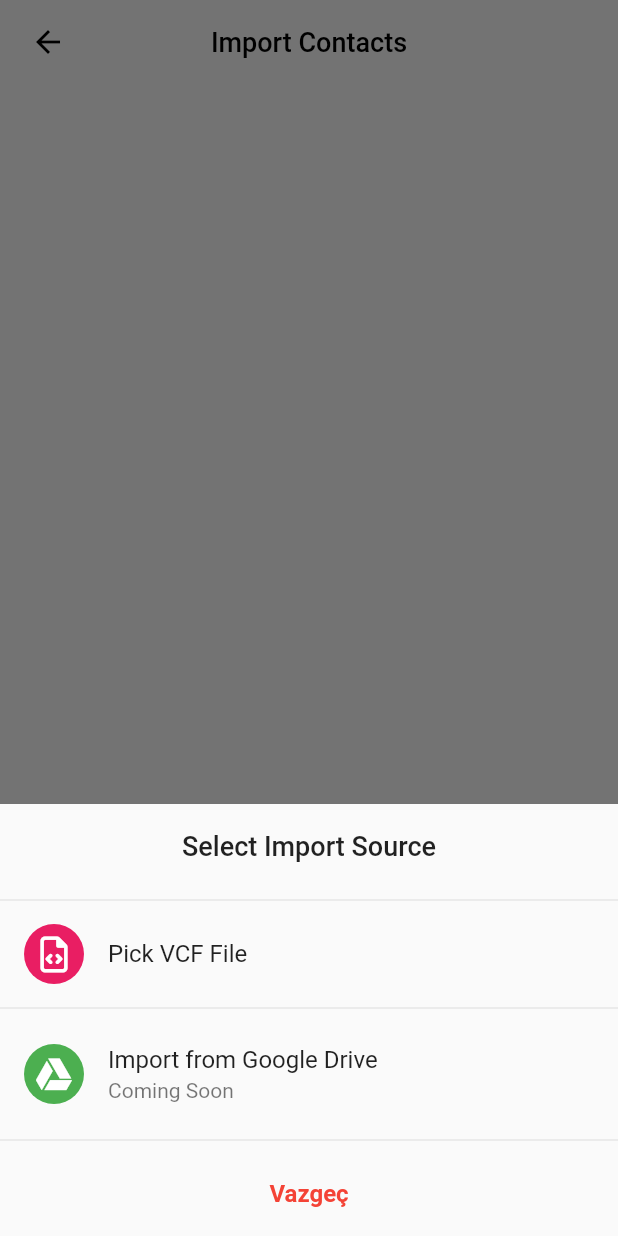
After one commit to ozyildirim/contact_manager, a Flutter app: the screen it shows after launch, after a tap on "Import", on a phone screen of 412 x 824 dp. The commit adds this screen. Run offline on Flutter 3.47's test engine with Material 2 defaults, Android fonts, the phone set to English and light mode, and no system bars; our stand-ins replace file_picker, flutter_contacts, fluttertoast, font_awesome_flutter, get_it, share and 1 more; project files that could hold a hidden picture were left out.

Commit message:
added import feature

```diff
--- a/lib/core/providers/contact_provider.dart
+++ b/lib/core/providers/contact_provider.dart
@@ -1,5 +1,6 @@
 import 'dart:developer';
 
+import 'package:contact_manager/core/services/contact_service.dart';
 import 'package:flutter/material.dart';
 import 'package:flutter_contacts/contact.dart';
 import 'package:flutter_contacts/flutter_contacts.dart';
@@ -9,6 +10,7 @@ enum ViewState { Ideal, Busy }
 
 class ContactProvider with ChangeNotifier {
   ViewState state = ViewState.Ideal;
+  ContactService contactService = ContactService();
 
   List<Contact>? contacts;
 
@@ -37,4 +39,15 @@ class ContactProvider with ChangeNotifier {
       changeViewState(ViewState.Ideal);
     }
   }
+
+  Future<void> addContacts(List<Contact> contacts) async {
+    try {
+      changeViewState(ViewState.Busy);
+      contactService.addContacts(contacts);
+    } catch (e) {
+      log(e.toString());
+    } finally {
+      changeViewState(ViewState.Ideal);
+    }
+  }
 }
--- a/lib/core/services/contact_service.dart
+++ b/lib/core/services/contact_service.dart
@@ -30,4 +30,14 @@ class ContactService {
       log(e.toString());
     }
   }
+
+  Future<void> addContacts(List<Contact> contacts) async {
+    try {
+      await Future.forEach(
+          contacts, (element) => FlutterContacts.insertContact(element));
+    } catch (e) {
+      Fluttertoast.showToast(msg: e.toString());
+      log(e.toString());
+    }
+  }
 }
--- a/lib/screens/home_page.dart
+++ b/lib/screens/home_page.dart
@@ -1,3 +1,4 @@
+import 'package:contact_manager/screens/import_contacts_page.dart';
 import 'package:contact_manager/widgets/home_menu_button.dart';
 import 'package:contact_manager/screens/manage_contacts_page.dart';
 import 'package:flutter/material.dart';
@@ -19,13 +20,13 @@ class HomePage extends StatelessWidget {
             children: [
               SizedBox(
                 height: size.height * 0.4,
-                child: Center(
+                child: const Center(
                   child: Text(
                     "Contact Manager\nPro",
                     style: TextStyle(
-                      fontWeight: FontWeight.bold,
-                      fontSize: 34,
-                    ),
+                        fontWeight: FontWeight.bold,
+                        fontSize: 34,
+                        color: Colors.white),
                   ),
                 ),
               ),
@@ -55,7 +56,17 @@ class HomePage extends StatelessWidget {
                       HomeMenuButton(
                           title: "Sync", callback: () {}, icon: Icons.backup),
                       HomeMenuButton(
-                          title: "Export", callback: () {}, icon: Icons.backup),
+                          title: "Import",
+                          callback: () {
+                            Navigator.push(
+                              context,
+                              MaterialPageRoute(
+                                builder: (context) =>
+                                    const ImportContactsPage(),
+                              ),
+                            );
+                          },
+                          icon: Icons.backup),
                     ],
                   ),
                 ),
--- /dev/null
+++ b/lib/screens/import_contacts_page.dart
@@ -0,0 +1,258 @@
+import 'dart:developer';
+import 'dart:io';
+
+import 'package:file_picker/file_picker.dart';
+import 'package:flutter/cupertino.dart';
+import 'package:flutter/material.dart';
+import 'package:flutter_contacts/flutter_contacts.dart';
+import 'package:flutter_contacts/vcard.dart';
+import 'package:fluttertoast/fluttertoast.dart';
+import 'package:font_awesome_flutter/font_awesome_flutter.dart';
+
+import '../widgets/contact_avatar_widget.dart';
+
+class ImportContactsPage extends StatefulWidget {
+  const ImportContactsPage({super.key});
+
+  @override
+  State<ImportContactsPage> createState() => _ImportContactsPageState();
+}
+
+class _ImportContactsPageState extends State<ImportContactsPage> {
+  bool isSelectionMode = false;
+
+  List<Contact>? fetchedContacts;
+  List<Contact> selectedContacts = [];
+
+  @override
+  void initState() {
+    super.initState();
+    selectedContacts.clear();
+    Future.delayed(const Duration(milliseconds: 500), showImportSourceDialog);
+  }
+
+  get isSelectedAll {
+    return selectedContacts.length == fetchedContacts!.length;
+  }
+
+  @override
+  Widget build(BuildContext context) {
+    return Scaffold(
+      appBar: AppBar(
+        titleSpacing: 0,
+        leading: leadingActionButton,
+        leadingWidth: 64,
+        title: Text((selectedContacts.isNotEmpty)
+            ? "${selectedContacts.length} Contact Selected"
+            : "Import Contacts"),
+        actions: [actionButton],
+      ),
+      body: Container(
+        child: fetchedContacts != null && fetchedContacts!.isNotEmpty
+            ? ListView.builder(
+                itemCount: fetchedContacts!.length + 1,
+                itemBuilder: ((context, index) {
+                  if (index == 0) {
+                    if (isSelectionMode) {
+                      return ListTile(
+                        title: Text(
+                          isSelectedAll ? "Unselect All" : "Select All",
+                          style: const TextStyle(fontWeight: FontWeight.bold),
+                        ),
+                        onTap: isSelectedAll
+                            ? unselectAllContacts
+                            : selectAllContacts,
+                      );
+                    }
+                    return Container();
+                  } else {
+                    var item = fetchedContacts![index - 1];
+                    return ListTile(
+                      trailing: getContactPicture(item),
+                      title: Text(item.displayName),
+                      subtitle: getContactItemSubtitle(item),
+                      onTap: () => toggleContactItem(item),
+                      leading: isSelectionMode
+                          ? selectedContacts.contains(item)
+                              ? const Icon(
+                                  CupertinoIcons.check_mark_circled_solid,
+                                  color: Colors.black,
+                                )
+                              : const Icon(CupertinoIcons.circle)
+                          : null,
+                    );
+                  }
+                }),
+              )
+            : Container(),
+      ),
+    );
+  }
+
+  selectAllContacts() {
+    for (var element in fetchedContacts!) {
+      if (selectedContacts.any((selectedElement) =>
+          selectedElement.phones.first == element.phones.first)) {
+        return;
+      }
+      setState(() {
+        selectedContacts.add(element);
+      });
+    }
+  }
+
+  unselectAllContacts() {
+    setState(() {
+      selectedContacts.clear();
+    });
+  }
+
+  void toggleContactItem(Contact contact) {
+    if (isSelectionMode) {
+      setState(() {
+        if (selectedContacts.contains(contact)) {
+          selectedContacts.remove(contact);
+        } else {
+          selectedContacts.add(contact);
+        }
+      });
+    }
+  }
+
+  showImportSourceDialog() {
+    showModalBottomSheet(
+        isDismissible: true,
+        context: context,
+        builder: (context) => BottomSheetWidget());
+  }
+
+  Widget BottomSheetWidget() {
+    return SafeArea(
+      bottom: true,
+      child: BottomSheet(
+          enableDrag: false,
+          onClosing: () {},
+          builder: (context) {
+            return Wrap(
+              children: <Widget>[
+                const ListTile(
+                    title: Text(
+                      'Select Import Source',
+                      textAlign: TextAlign.center,
+                      style:
+                          TextStyle(fontSize: 18, fontWeight: FontWeight.w500),
+                    ),
+                    onTap: null),
+                const Divider(),
+                ListTile(
+                    leading: const CircleAvatar(
+                      backgroundColor: Colors.pink,
+                      child: Icon(
+                        FontAwesomeIcons.fileCode,
+                        color: Colors.white,
+                      ),
+                    ),
+                    title: const Text('Pick VCF File'),
+                    onTap: getVcfFromFile),
+                const Divider(),
+                const ListTile(
+                    leading: CircleAvatar(
+                      backgroundColor: Colors.green,
+                      child: Icon(
+                        FontAwesomeIcons.googleDrive,
+                        color: Colors.white,
+                      ),
+                    ),
+                    /*  */
+                    title: Text('Import from Google Drive'),
+                    subtitle: Text('Coming Soon'),
+                    onTap: null),
+                const Divider(),
+                ListTile(
+                  title: const Text('Vazgeç',
+                      textAlign: TextAlign.center,
+                      style: TextStyle(
+                          fontWeight: FontWeight.w600, color: Colors.red)),
+                  onTap: () => {Navigator.pop(context)},
+                ),
+              ],
+            );
+          }),
+    );
+  }
+
+  getVcfFromFile() async {
+    try {
+      FilePickerResult? result = await FilePicker.platform.pickFiles(
+          type: FileType.custom,
+          dialogTitle: "Select VCF File",
+          allowMultiple: false,
+          allowedExtensions: ["vcf"]);
+
+      if (result != null && result.count > 0) {
+        File newFile = File(result.files.single.path!);
+        List<String> splittedVCard =
+            newFile.readAsStringSync().split("END:VCARD");
+        splittedVCard.removeLast();
+        fetchedContacts =
+            splittedVCard.map((element) => Contact.fromVCard(element)).toList();
+        setState(() {});
+      }
+      Navigator.pop(context);
+    } catch (e) {
+      Fluttertoast.showToast(msg: e.toString());
+    }
+  }
+
+  get leadingActionButton {
+    if (isSelectionMode) {
+      return TextButton(
+          onPressed: () => changeMode(), child: const Text("Cancel"));
+    } else {
+      return const BackButton();
+    }
+  }
+
+  get actionButton {
+    if (isSelectionMode) {
+      if (selectedContacts.isNotEmpty) {
+        return TextButton(
+            onPressed: () => showImportSourceDialog(),
+            child: const Text("Actions"));
+      } else {
+        return Container();
+      }
+    } else if (fetchedContacts != null && fetchedContacts!.isNotEmpty) {
+      return TextButton(onPressed: changeMode, child: const Text("Select"));
+    } else {
+      return Container();
+    }
+  }
+
+  void changeMode() {
+    setState(() {
+      if (isSelectionMode) {
+        selectedContacts.clear();
+      }
+      isSelectionMode = !isSelectionMode;
+    });
+  }
+
+  Widget? getContactItemSubtitle(Contact item) {
+    try {
+      var phoneNumber = item.phones.first.number;
+      return Text(phoneNumber);
+    } catch (e) {
+      return null;
+    }
+  }
+
+  Widget? getContactPicture(Contact contact) {
+    if (contact.photoOrThumbnail != null &&
+        contact.photoOrThumbnail!.isNotEmpty) {
+      return CircleAvatar(
+          backgroundImage: MemoryImage(contact.photoOrThumbnail!));
+    }
+    return ContactAvatarWidget(contact: contact);
+  }
+}
--- a/pubspec.yaml
+++ b/pubspec.yaml
@@ -45,6 +45,8 @@ dependencies:
   fluttertoast: ^8.1.1
   path_provider: ^2.0.11
   share: ^2.0.4
+  font_awesome_flutter: ^10.2.1
+  file_picker: ^5.2.2
 
 dev_dependencies:
   flutter_test:
```
Also changed, not shown: lib/screens/manage_contacts_page.dart (+2 -7 lines), pubspec.lock, 1 other file.
